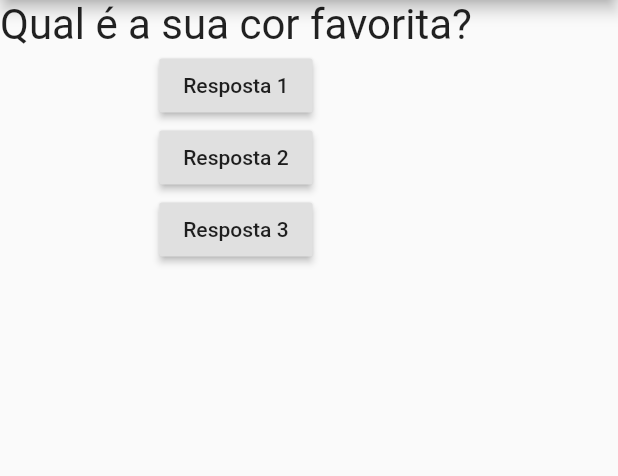
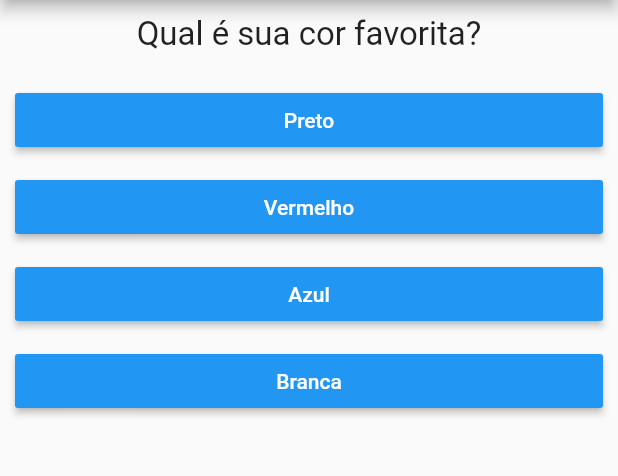
Before and after one commit to renatovieiradesouza/flutter_curso_cod3r, a Flutter app: the screen it shows after launch, on a phone screen of 412 x 824 dp, the part 84-560 px from its top. Run offline on Flutter 3.47's test engine with Material 2 defaults, Android fonts, the phone set to English and light mode, and no system bars.

Commit message:
Desacoplado questionario, resposta e resultado

```diff
--- a/projeto_perguntas/lib/main.dart
+++ b/projeto_perguntas/lib/main.dart
@@ -1,49 +1,54 @@
 import 'package:flutter/cupertino.dart';
 import 'package:flutter/material.dart';
-import './questao.dart';
+import './questionario.dart';
+import './resultado.dart';
 
 main() => runApp(PerguntaApp());
 
 class _PerguntaAppState extends State<PerguntaApp> {
-  var perguntaSelecionada = 0;
+  var _perguntaSelecionada = 0;
+
+  bool get temPerguntaSelecionada {
+    return _perguntaSelecionada < _perguntas.length;
+  }
 
   void _responder(){
-    setState(() {
-      perguntaSelecionada++;
-    });
-    print(perguntaSelecionada);
+    if(temPerguntaSelecionada){
+      setState(() {
+        _perguntaSelecionada++;
+      });
+    }
   }
+
+  //Não é necessáio informar o tipo abaixo (List<Map<String,Object>>) pois o Flutter infere pra vc! xD
+  final _perguntas = [
+    {
+      'texto': 'Qual é sua cor favorita?',
+      'respostas':['Preto','Vermelho','Azul','Branca'],
+    },
+    {
+      'texto': 'Qual é o seu animal favorito?',
+      'respostas':['Gato','Cachorro','Pato','Pinguim'],
+    },
+    {
+      'texto': 'Quantos filhos você tem?',
+      'respostas':["UM","DOIS","TRÊS","MAIS"]
+    }
+  ];
 
   @override
   Widget build(BuildContext context) {
-
-    final List<String> perguntas = [
-      "Qual é a sua cor favorita?",
-      "Qual é o seu animal favorito?"
-    ];
-
     return MaterialApp(
+      debugShowCheckedModeBanner: false,
       home: Scaffold(
         appBar: AppBar(
           title: Text("Perguntas"),
         ),
-        body: Column(
-          children: <Widget>[
-            Questao(perguntas[perguntaSelecionada]),
-            RaisedButton(
-              child: Text("Resposta 1"),
-              onPressed: _responder,
-            ),
-            RaisedButton(
-              child: Text("Resposta 2"),
-              onPressed: _responder,
-            ),
-            RaisedButton(
-              child: Text("Resposta 3"),
-              onPressed: _responder,
-            ),
-          ],
-        ),
+        body: temPerguntaSelecionada ?
+        Questionario(
+          perguntas: _perguntas,
+          perguntaSelecionada: _perguntaSelecionada,
+          responder: _responder) : Resultado("Parabéns..."),
       ),
     );
   }
--- a/projeto_perguntas/lib/questao.dart
+++ b/projeto_perguntas/lib/questao.dart
@@ -8,10 +8,14 @@ class Questao extends StatelessWidget {
 
   @override
   Widget build(BuildContext context) {
-    return Text(
-      texto,
-      style: TextStyle(fontSize: 28),
-      textAlign: TextAlign.center,
-      );
+    return Container(
+      width: double.infinity,
+      margin: EdgeInsets.all(10),
+      child: Text(
+        texto,
+        style: TextStyle(fontSize: 22),
+        textAlign: TextAlign.center,
+        ),
+    );
   }
 }
--- /dev/null
+++ b/projeto_perguntas/lib/questionario.dart
@@ -0,0 +1,35 @@
+import 'package:flutter/material.dart';
+import './questao.dart';
+import './resposta.dart';
+
+class Questionario extends StatelessWidget {
+  final int perguntaSelecionada;
+  final perguntas;
+  final void Function() responder;
+
+  bool get temPerguntaSelecionada {
+    return perguntaSelecionada < perguntas.length;
+  }
+
+  Questionario({
+    @required this.perguntaSelecionada,
+    @required this.perguntas,
+    @required this.responder,
+    });
+
+
+
+  @override
+  Widget build(BuildContext context) {
+
+    //Lista respostas
+    List<String> respostas = temPerguntaSelecionada ? perguntas[perguntaSelecionada]['respostas'] : null;
+
+    return Column(
+          children: <Widget>[
+            Questao(perguntas[perguntaSelecionada]['texto']),
+            ...respostas.map((t) => Resposta(t, responder)).toList(),
+          ],
+        );
+  }
+}
--- /dev/null
+++ b/projeto_perguntas/lib/resposta.dart
@@ -0,0 +1,23 @@
+import 'package:flutter/material.dart';
+
+class Resposta extends StatelessWidget {
+
+  final String texto;
+  final void Function() quandoSelecionado;
+
+  Resposta(this.texto, this.quandoSelecionado);
+
+  @override
+  Widget build(BuildContext context) {
+    return Container(
+      margin: EdgeInsets.fromLTRB(10,10,10,0),
+      width: double.infinity,
+      child: RaisedButton(
+        textColor: Colors.white,
+        color: Colors.blue,
+        child:  Text(texto),
+        onPressed: quandoSelecionado,
+      ),
+    );
+  }
+}
--- /dev/null
+++ b/projeto_perguntas/lib/resultado.dart
@@ -0,0 +1,13 @@
+import 'package:flutter/material.dart';
+
+class Resultado extends StatelessWidget {
+  final String texto;
+  Resultado(this.texto);
+
+  @override
+  Widget build(BuildContext context) {
+    return Center(
+      child: Text(texto,style: TextStyle(fontSize: 22),),
+    );
+  }
+}
--- a/projeto_perguntas/pubspec.yaml
+++ b/projeto_perguntas/pubspec.yaml
@@ -14,7 +14,7 @@ description: A new Flutter project.
 version: 1.0.0+1
 
 environment:
-  sdk: ">=2.1.0 <3.0.0"
+  sdk: ">=2.3.0 <3.0.0"
 
 dependencies:
   flutter:
```
Also changed, not shown: projeto_perguntas/pubspec.lock, 3 other files.
